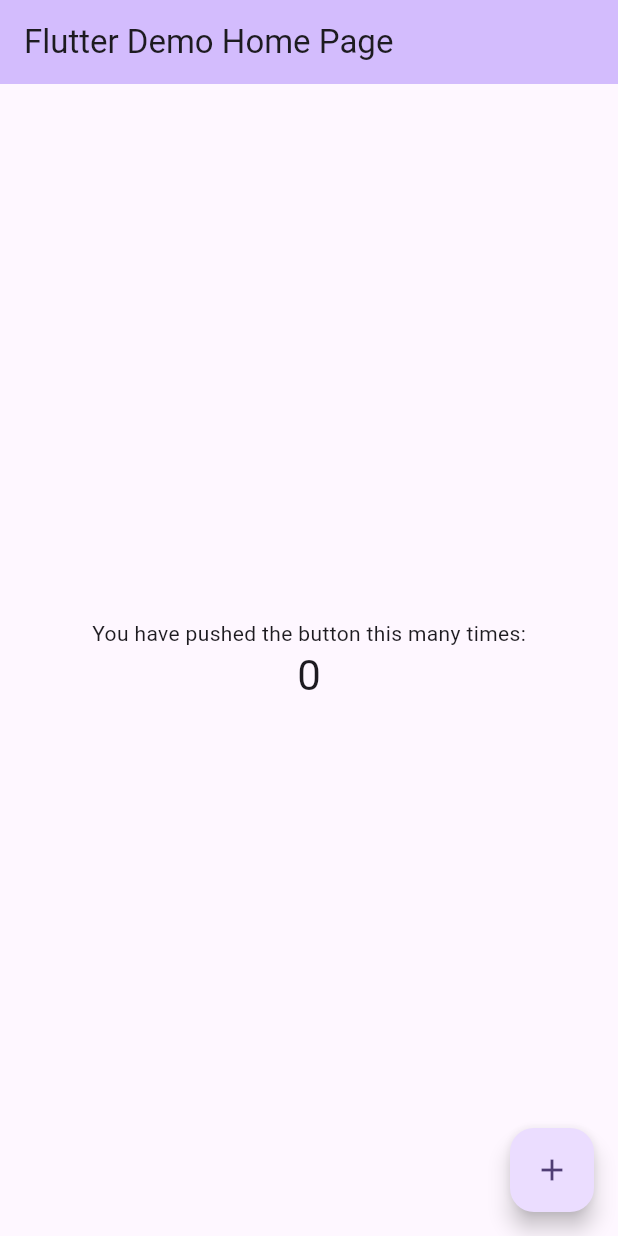
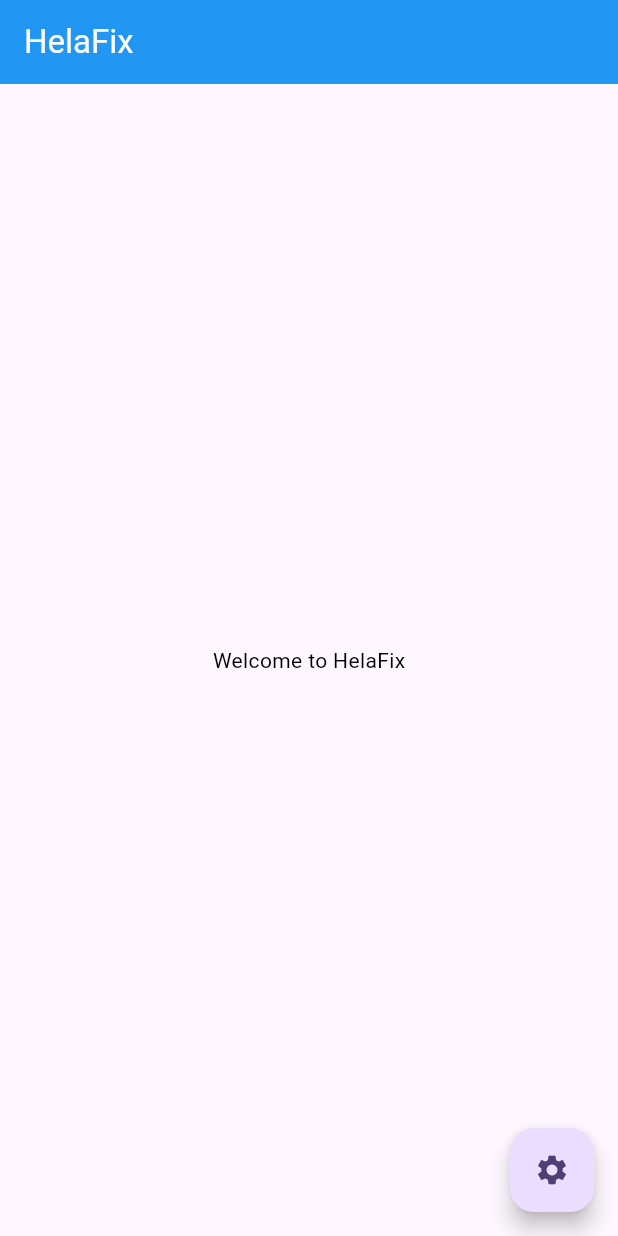
Before and after one commit to BinodPerera/HelaFix, a Flutter app: the screen it shows after launch, on a phone screen of 412 x 824 dp. Run offline on Flutter 3.47's test engine with Material 3 defaults, Android fonts, the phone set to English and light mode, and no system bars.

Commit message:
Homepage UI changes

```diff
--- a/helafix_mobile_app/lib/main.dart
+++ b/helafix_mobile_app/lib/main.dart
@@ -7,46 +7,23 @@
 class MyApp extends StatelessWidget {
   const MyApp({super.key});
 
-  // This widget is the root of your application.
+
   @override
   Widget build(BuildContext context) {
     return MaterialApp(
-      title: 'Flutter Demo',
+      title: 'HelaFix',
       theme: ThemeData(
-        // This is the theme of your application.
-        //
-        // TRY THIS: Try running your application with "flutter run". You'll see
-        // the application has a purple toolbar. Then, without quitting the app,
-        // try changing the seedColor in the colorScheme below to Colors.green
-        // and then invoke "hot reload" (save your changes or press the "hot
-        // reload" button in a Flutter-supported IDE, or press "r" if you used
-        // the command line to start the app).
-        //
-        // Notice that the counter didn't reset back to zero; the application
-        // state is not lost during the reload. To reset the state, use hot
-        // restart instead.
-        //
-        // This works for code too, not just values: Most code changes can be
-        // tested with just a hot reload.
+
         colorScheme: ColorScheme.fromSeed(seedColor: Colors.deepPurple),
         useMaterial3: true,
       ),
-      home: const MyHomePage(title: 'Flutter Demo Home Page'),
+      home: const MyHomePage(title: 'HelaFix'),
     );
   }
 }
 
 class MyHomePage extends StatefulWidget {
   const MyHomePage({super.key, required this.title});
-
-  // This widget is the home page of your application. It is stateful, meaning
-  // that it has a State object (defined below) that contains fields that affect
-  // how it looks.
-
-  // This class is the configuration for the state. It holds the values (in this
-  // case the title) provided by the parent (in this case the App widget) and
-  // used by the build method of the State. Fields in a Widget subclass are
-  // always marked "final".
 
   final String title;
 
@@ -55,71 +32,40 @@
 }
 
 class _MyHomePageState extends State<MyHomePage> {
-  int _counter = 0;
-
-  void _incrementCounter() {
-    setState(() {
-      // This call to setState tells the Flutter framework that something has
-      // changed in this State, which causes it to rerun the build method below
-      // so that the display can reflect the updated values. If we changed
-      // _counter without calling setState(), then the build method would not be
-      // called again, and so nothing would appear to happen.
-      _counter++;
-    });
-  }
 
   @override
   Widget build(BuildContext context) {
-    // This method is rerun every time setState is called, for instance as done
-    // by the _incrementCounter method above.
-    //
-    // The Flutter framework has been optimized to make rerunning build methods
-    // fast, so that you can just rebuild anything that needs updating rather
-    // than having to individually change instances of widgets.
     return Scaffold(
+
       appBar: AppBar(
-        // TRY THIS: Try changing the color here to a specific color (to
-        // Colors.amber, perhaps?) and trigger a hot reload to see the AppBar
-        // change color while the other colors stay the same.
-        backgroundColor: Theme.of(context).colorScheme.inversePrimary,
-        // Here we take the value from the MyHomePage object that was created by
-        // the App.build method, and use it to set our appbar title.
-        title: Text(widget.title),
+        backgroundColor: Colors.blue,
+        title: Text(
+          "HelaFix",
+          style: TextStyle(color: Colors.white), // Set the title color to white
+        ),
       ),
+
       body: Center(
-        // Center is a layout widget. It takes a single child and positions it
-        // in the middle of the parent.
         child: Column(
-          // Column is also a layout widget. It takes a list of children and
-          // arranges them vertically. By default, it sizes itself to fit its
-          // children horizontally, and tries to be as tall as its parent.
-          //
-          // Column has various properties to control how it sizes itself and
-          // how it positions its children. Here we use mainAxisAlignment to
-          // center the children vertically; the main axis here is the vertical
-          // axis because Columns are vertical (the cross axis would be
-          // horizontal).
-          //
-          // TRY THIS: Invoke "debug painting" (choose the "Toggle Debug Paint"
-          // action in the IDE, or press "p" in the console), to see the
-          // wireframe for each widget.
           mainAxisAlignment: MainAxisAlignment.center,
           children: <Widget>[
             const Text(
-              'You have pushed the button this many times:',
+              'Welcome to HelaFix',
+              style: TextStyle(
+                color: Color.fromARGB(255, 0, 0, 0),
+              ),
             ),
-            Text(
-              '$_counter',
-              style: Theme.of(context).textTheme.headlineMedium,
-            ),
+
           ],
         ),
       ),
+
       floatingActionButton: FloatingActionButton(
-        onPressed: _incrementCounter,
+        onPressed: null,
         tooltip: 'Increment',
-        child: const Icon(Icons.add),
-      ), // This trailing comma makes auto-formatting nicer for build methods.
+        child: const Icon(Icons.settings),
+      ),
+
     );
   }
 }
```
